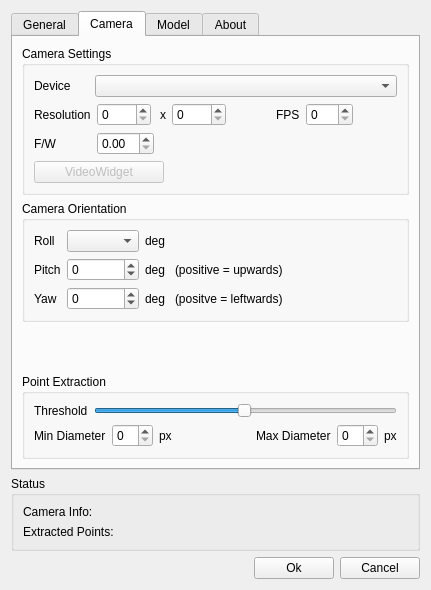
Above: FTNoIR_Tracker_PT/FTNoIR_PT_Controls.ui from opentrack/opentrack before the change. Below: the same form after it.
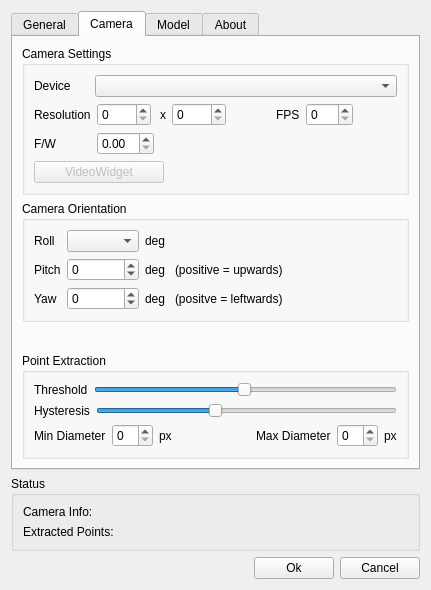
That is the form after the change. The open tabs and pages were chosen to show the change. Icons and pictures are not drawn.

Commit message: add an optional per-pixel hysteresis to remove pixel noise at the expense of a moderate movement threshold (but no lag)

Diff of the .ui file:
```diff
--- a/FTNoIR_Tracker_PT/FTNoIR_PT_Controls.ui
+++ b/FTNoIR_Tracker_PT/FTNoIR_PT_Controls.ui
@@ -848,6 +848,38 @@
             </item>
            </layout>
           </item>
+
+           <item>
+             <layout class="QHBoxLayout" name="horizontalLayout_secondary">
+               <item>
+                 <widget class="QLabel" name="label_secondary">
+                   <property name="text">
+                     <string>Hysteresis</string>
+                   </property>
+                   <property name="buddy">
+                     <cstring>threshold_secondary_slider</cstring>
+                   </property>
+                 </widget>
+               </item>
+               <item>
+                 <widget class="QSlider" name="threshold_secondary_slider">
+                   <property name="toolTip">
+                     <string>Per pixel hysteresis width (leave left if there is little difference between dot and non-dot, move right for increased stability against pixel noise)</string>
+                   </property>
+                   <property name="maximum">
+                     <number>255</number>
+                   </property>
+                   <property name="value">
+                     <number>100</number>
+                   </property> 
+                   <property name="orientation">
+                     <enum>Qt::Horizontal</enum>
+                   </property>
+                 </widget>
+               </item>
+             </layout>
+           </item>           
+           
           <item>
            <layout class="QHBoxLayout" name="horizontalLayout_2">
             <item>
```
The commit also changes 7 other files.
